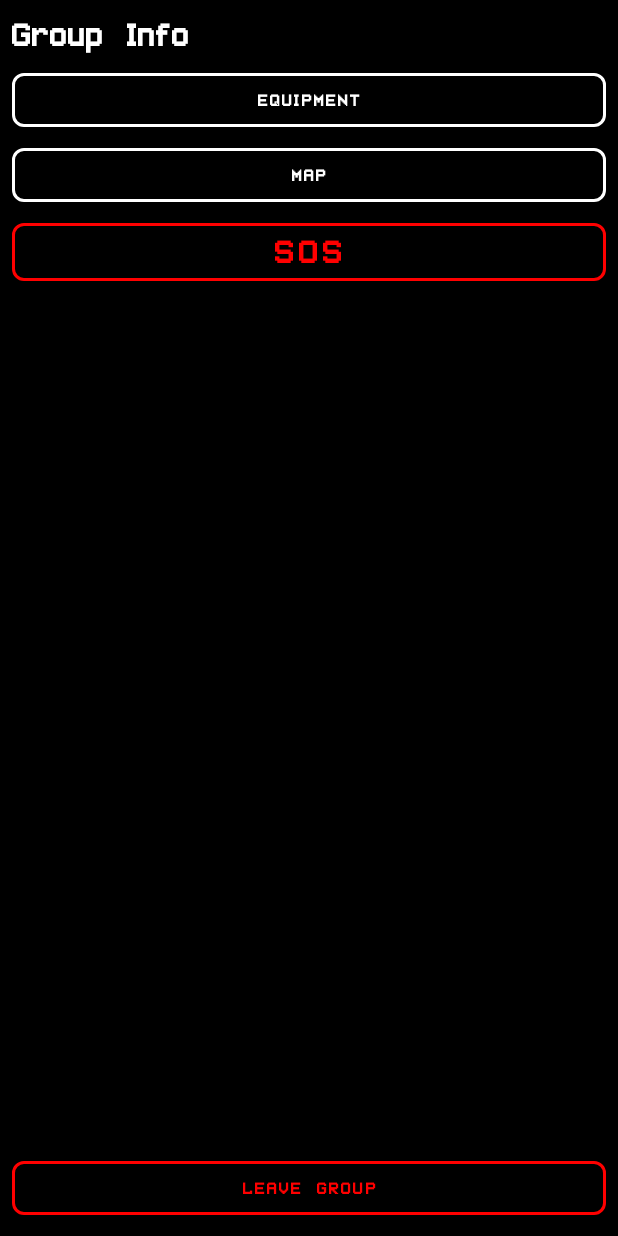
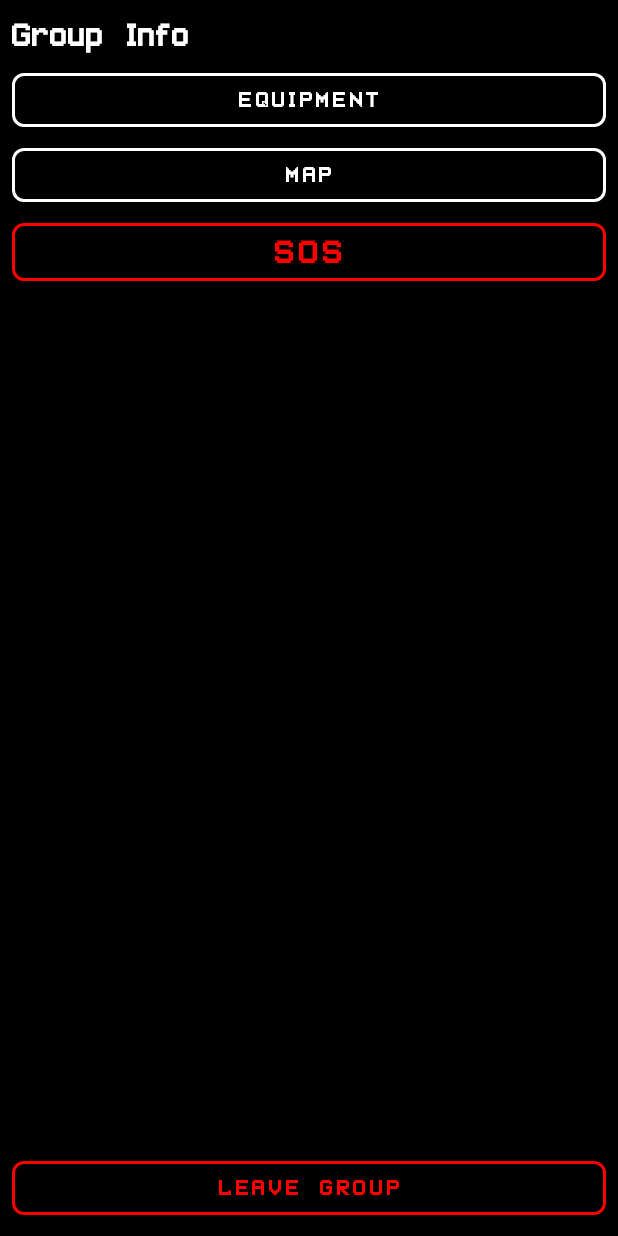
Before and after one commit to guybloo/Apoc, an Android app: the GroupPage screen opened directly, with no data from a screen before it, on a phone screen of 412 x 824 dp. Run offline under Robolectric (Android 15) with nearby library versions, the phone set to English and light mode, and no system bars; our stand-ins replace Firebase (no records; nobody signed in at launch, a user with empty details on screens opened directly); 1 statement that could not run was skipped.

Commit message:
font size

```diff
--- a/app/src/main/res/values/styles.xml
+++ b/app/src/main/res/values/styles.xml
@@ -14,7 +14,7 @@
         <item name="android:windowFullscreen">true</item>
         <item name="android:alertDialogStyle">@style/MyDialogTheme</item>
         <item name="android:alertDialogTheme">@style/MyDialogTheme</item>
-        <item name="android:textSize">13dp</item>
+        <item name="android:textSize">20dp</item>
         <item name="android:layout_margin">2dp</item>
     </style>
     <style name="MyDialogTheme" parent="Theme.AppCompat.Light.Dialog.Alert">
@@ -40,7 +40,7 @@
     <style name="transparentButton" parent="@style/Widget.MaterialComponents.Button">
                 <item name="android:buttonStyle">@style/Widget.AppCompat.Button.Borderless</item>
                 <item name="android:textColor">@color/colorPrimary</item>
-                <item name="android:textSize">15sp</item>
+<!--                <item name="android:textSize">15sp</item>-->
                 <item name="backgroundTint">@android:color/transparent</item>
                 <item name="background">@android:color/transparent</item>
                 <item name="cornerRadius">8dp</item>
@@ -51,7 +51,7 @@
     <style name="coloredButton" parent="@style/Widget.MaterialComponents.Button">
                 <item name="android:buttonStyle">@style/Widget.AppCompat.Button.Borderless</item>
                 <item name="android:textColor">@color/colorPrimary</item>
-                <item name="android:textSize">15sp</item>
+<!--                <item name="android:textSize">15sp</item>-->
                 <item name="backgroundTint">@color/redColor</item>
                 <item name="background">@color/redColor</item>
                 <item name="cornerRadius">8dp</item>
@@ -62,7 +62,7 @@
     <style name="redButton" parent="@style/Widget.MaterialComponents.Button">
                 <item name="android:buttonStyle">@style/Widget.AppCompat.Button.Borderless</item>
                 <item name="android:textColor">@color/lightRedColor</item>
-                <item name="android:textSize">15sp</item>
+<!--                <item name="android:textSize">15sp</item>-->
                 <item name="backgroundTint">@android:color/transparent</item>
                 <item name="background">@android:color/transparent</item>
                 <item name="cornerRadius">8dp</item>
```
